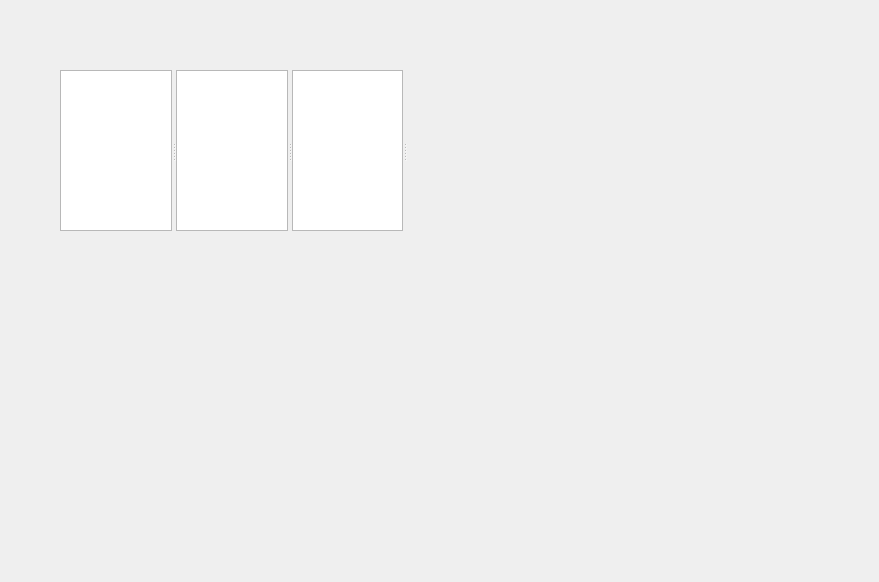
First picture: the form in stduart/recv_area.ui, repository stdplus/stduart, before the edit.
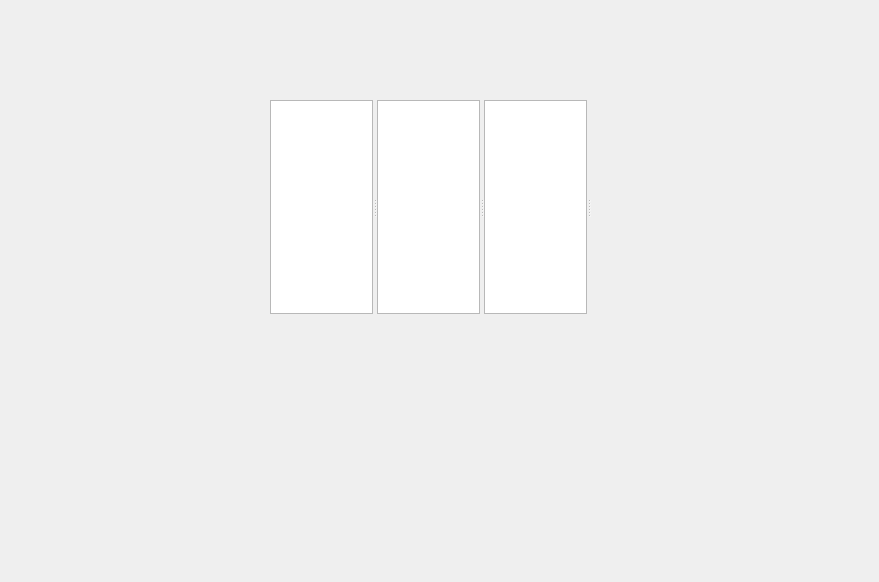
Second picture: the form after the edit.

The edit to the form file:
```diff
--- a/stduart/recv_area.ui
+++ b/stduart/recv_area.ui
@@ -10,25 +10,47 @@
     <height>582</height>
    </rect>
   </property>
+  <property name="sizePolicy">
+   <sizepolicy hsizetype="Preferred" vsizetype="Preferred">
+    <horstretch>0</horstretch>
+    <verstretch>0</verstretch>
+   </sizepolicy>
+  </property>
   <property name="windowTitle">
    <string>Form</string>
   </property>
   <widget class="QWidget" name="gridLayoutWidget">
    <property name="geometry">
     <rect>
-     <x>60</x>
-     <y>70</y>
-     <width>391</width>
-     <height>161</height>
+     <x>270</x>
+     <y>100</y>
+     <width>361</width>
+     <height>214</height>
     </rect>
    </property>
    <layout class="QGridLayout" name="gridLayout">
+    <property name="spacing">
+     <number>0</number>
+    </property>
     <item row="0" column="0">
      <widget class="QSplitter" name="splitter">
       <property name="orientation">
        <enum>Qt::Horizontal</enum>
       </property>
-      <widget class="QTextBrowser" name="textBrowser"/>
+      <widget class="QTextBrowser" name="textBrowser">
+       <property name="sizePolicy">
+        <sizepolicy hsizetype="Expanding" vsizetype="Expanding">
+         <horstretch>0</horstretch>
+         <verstretch>0</verstretch>
+        </sizepolicy>
+       </property>
+       <property name="mouseTracking">
+        <bool>true</bool>
+       </property>
+       <property name="acceptRichText">
+        <bool>false</bool>
+       </property>
+      </widget>
       <widget class="QTextBrowser" name="textBrowser_2"/>
       <widget class="QTableView" name="tableView"/>
       <widget class="QWidget" name="widget" native="true"/>
```
